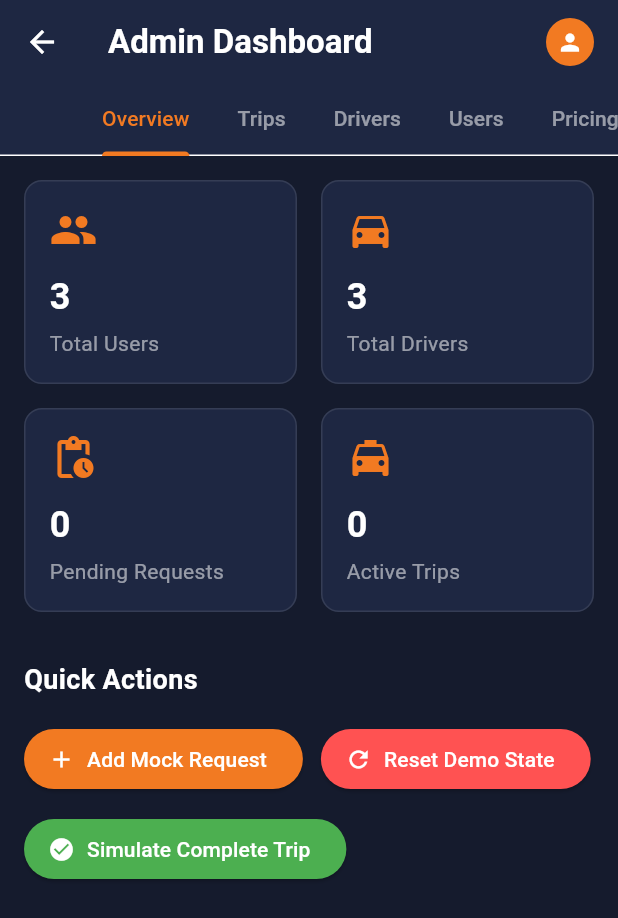
After one commit to ThaferAbo/RayRide, a Flutter app: the AdminDashboard screen opened directly, on a phone screen of 412 x 824 dp. The commit adds this screen. Shown: the top 918 px of the screen. Run offline on Flutter 3.47's test engine with Material 3 defaults, Android fonts, the phone set to English and light mode, and no system bars; our stand-ins replace flutter_map, flutter_secure_storage, latlong2, lottie, shared_preferences, shimmer; accounts and stored records are empty.

Commit message:
fix: admin panel integration bugs and live trip navigation
- Standardize currency to EUR across all screens
- Fix mock trip stuck ETA (pickup coords were identical to driver start)
- Connect admin pricing config to mock request creation
- Add snackbar feedback for Simulate Complete Trip
- Fix pricing tab TextField controllers persisting edits
- Auto-clear activeTrip 3s after completion for clean state
- Fix live trip back button white screen (use pushAndRemoveUntil)

```diff
--- /dev/null
+++ b/lib/models/admin_models.dart
@@ -0,0 +1,45 @@
+class AdminUser {
+  final String id;
+  final String name;
+  final String email;
+  final String role;
+  final int tripCount;
+  final bool isActive;
+
+  AdminUser({
+    required this.id,
+    required this.name,
+    required this.email,
+    required this.role,
+    this.tripCount = 0,
+    this.isActive = true,
+  });
+}
+
+class AdminDriver {
+  final String id;
+  final String name;
+  final String vehicle;
+  final String status; // "online", "offline", "busy"
+
+  AdminDriver({
+    required this.id,
+    required this.name,
+    required this.vehicle,
+    this.status = "offline",
+  });
+}
+
+class AdminPricingConfig {
+  double baseFare;
+  double serviceFeePercent;
+  double vipMultiplier;
+  double airportRoutePrice;
+
+  AdminPricingConfig({
+    this.baseFare = 10.0,
+    this.serviceFeePercent = 10.0,
+    this.vipMultiplier = 1.5,
+    this.airportRoutePrice = 35.0,
+  });
+}
--- /dev/null
+++ b/lib/models/app_role.dart
@@ -0,0 +1 @@
+enum AppRole { passenger, driver, admin }
--- /dev/null
+++ b/lib/screens/admin/admin_dashboard.dart
@@ -0,0 +1,401 @@
+import 'package:flutter/material.dart';
+import '../../main.dart';
+import '../../models/admin_models.dart';
+import '../../services/admin_service.dart';
+import '../../services/trip_service.dart';
+import '../../models/trip_models.dart';
+
+class AdminDashboard extends StatefulWidget {
+  const AdminDashboard({super.key});
+
+  @override
+  State<AdminDashboard> createState() => _AdminDashboardState();
+}
+
+class _AdminDashboardState extends State<AdminDashboard> with SingleTickerProviderStateMixin {
+  late TabController _tabController;
+  final AdminService _adminService = AdminService();
+
+  // Persistent pricing controllers -- initialized once from AdminService,
+  // written back on "Save Changes". This avoids the Flutter anti-pattern of
+  // creating TextEditingControllers inside a builder (which discards edits
+  // on every rebuild).
+  late final TextEditingController _baseFareCtrl;
+  late final TextEditingController _serviceFeeCtrl;
+  late final TextEditingController _vipMultiplierCtrl;
+  late final TextEditingController _airportPriceCtrl;
+
+  @override
+  void initState() {
+    super.initState();
+    _tabController = TabController(length: 5, vsync: this);
+
+    final p = _adminService.pricing.value;
+    _baseFareCtrl = TextEditingController(text: p.baseFare.toString());
+    _serviceFeeCtrl = TextEditingController(text: p.serviceFeePercent.toString());
+    _vipMultiplierCtrl = TextEditingController(text: p.vipMultiplier.toString());
+    _airportPriceCtrl = TextEditingController(text: p.airportRoutePrice.toString());
+  }
+
+  @override
+  void dispose() {
+    _tabController.dispose();
+    _baseFareCtrl.dispose();
+    _serviceFeeCtrl.dispose();
+    _vipMultiplierCtrl.dispose();
+    _airportPriceCtrl.dispose();
+    super.dispose();
+  }
+
+  @override
+  Widget build(BuildContext context) {
+    return Scaffold(
+      backgroundColor: const Color(0xFF151B2D),
+      appBar: AppBar(
+        backgroundColor: const Color(0xFF1E2742),
+        title: const Text('Admin Dashboard', style: TextStyle(color: Colors.white, fontWeight: FontWeight.bold)),
+        actions: [
+          GestureDetector(
+            onTap: () {
+              Navigator.push(context, MaterialPageRoute(builder: (context) => const ProfileScreen()));
+            },
+            child: const Padding(
+              padding: EdgeInsets.symmetric(horizontal: 16.0),
+              child: CircleAvatar(
+                radius: 16,
+                backgroundColor: Color(0xFFF27A22),
+                child: Icon(Icons.person, color: Colors.white, size: 18),
+              ),
+            ),
+          ),
+        ],
+        bottom: TabBar(
+          controller: _tabController,
+          isScrollable: true,
+          labelColor: const Color(0xFFF27A22),
+          unselectedLabelColor: Colors.white54,
+          indicatorColor: const Color(0xFFF27A22),
+          tabs: const [
+            Tab(text: 'Overview'),
+            Tab(text: 'Trips'),
+            Tab(text: 'Drivers'),
+            Tab(text: 'Users'),
+            Tab(text: 'Pricing'),
+          ],
+        ),
+      ),
+      body: TabBarView(
+        controller: _tabController,
+        children: [
+          _buildOverviewTab(),
+          _buildTripsTab(),
+          _buildDriversTab(),
+          _buildUsersTab(),
+          _buildPricingTab(),
+        ],
+      ),
+    );
+  }
+
+  // ---------------------------------------------------------------------------
+  // OVERVIEW TAB
+  // ---------------------------------------------------------------------------
+  Widget _buildOverviewTab() {
+    return ValueListenableBuilder(
+      valueListenable: _adminService.users,
+      builder: (context, users, _) {
+        return ValueListenableBuilder(
+          valueListenable: _adminService.drivers,
+          builder: (context, drivers, _) {
+            return ValueListenableBuilder(
+              valueListenable: TripService().pendingRequests,
+              builder: (context, pending, _) {
+                return ListView(
+                  padding: const EdgeInsets.all(16),
+                  children: [
+                    Row(
+                      children: [
+                        Expanded(child: _buildSummaryCard('Total Users', users.length.toString(), Icons.people)),
+                        const SizedBox(width: 16),
+                        Expanded(child: _buildSummaryCard('Total Drivers', drivers.length.toString(), Icons.directions_car)),
+                      ],
+                    ),
+                    const SizedBox(height: 16),
+                    Row(
+                      children: [
+                        Expanded(child: _buildSummaryCard('Pending Requests', pending.length.toString(), Icons.pending_actions)),
+                        const SizedBox(width: 16),
+                        Expanded(
+                          child: ValueListenableBuilder(
+                            valueListenable: TripService().activeTrip,
+                            builder: (context, activeTrip, _) {
+                              final isActive = activeTrip != null && activeTrip.status != TripStatus.completed;
+                              return _buildSummaryCard('Active Trips', isActive ? '1' : '0', Icons.local_taxi);
+                            },
+                          ),
+                        ),
+                      ],
+                    ),
+                    const SizedBox(height: 32),
+                    const Text('Quick Actions', style: TextStyle(color: Colors.white, fontSize: 18, fontWeight: FontWeight.bold)),
+                    const SizedBox(height: 16),
+                    Wrap(
+                      spacing: 12,
+                      runSpacing: 12,
+                      children: [
+                        ElevatedButton.icon(
+                          onPressed: _addMockRequest,
+                          icon: const Icon(Icons.add),
+                          label: const Text('Add Mock Request'),
+                          style: ElevatedButton.styleFrom(backgroundColor: const Color(0xFFF27A22), foregroundColor: Colors.white),
+                        ),
+                        ElevatedButton.icon(
+                          onPressed: () {
+                            TripService().resetService();
+                            _showSnackBar('Demo state has been reset.');
+                          },
+                          icon: const Icon(Icons.refresh),
+                          label: const Text('Reset Demo State'),
+                          style: ElevatedButton.styleFrom(backgroundColor: Colors.redAccent, foregroundColor: Colors.white),
+                        ),
+                        ElevatedButton.icon(
+                          onPressed: _simulateCompleteTrip,
+                          icon: const Icon(Icons.check_circle),
+                          label: const Text('Simulate Complete Trip'),
+                          style: ElevatedButton.styleFrom(backgroundColor: Colors.green, foregroundColor: Colors.white),
+                        ),
+                      ],
+                    )
+                  ],
+                );
+              },
+            );
+          },
+        );
+      },
+    );
+  }
+
+  /// Creates a mock ride request with real, separated Antalya coordinates
+  /// and a price computed from the current admin pricing configuration.
+  void _addMockRequest() {
+    final price = _adminService.computeMockPrice();
+    TripService().createRequest(RideRequest(
+      id: DateTime.now().millisecondsSinceEpoch.toString(),
+      passengerName: 'Demo Passenger',
+      pickupName: 'Antalya Airport (AYT)',
+      dropoffName: 'Belek Tourism District',
+      // Antalya Airport -- far enough from the driver start position
+      // (36.8840, 30.7050) to produce visible movement during simulation
+      pickupLat: 36.9005,
+      pickupLng: 30.7955,
+      // Belek area -- ~25 km east of the airport
+      destLat: 36.8550,
+      destLng: 31.0450,
+      price: price,
+    ));
+    _showSnackBar('Mock request added (${price.toStringAsFixed(2)} EUR).');
+  }
+
+  /// Attempts to complete the active trip and provides clear feedback.
+  void _simulateCompleteTrip() {
+    final completed = TripService().completeTrip();
+    if (completed) {
+      _showSnackBar('Trip has been marked as completed.');
+    } else {
+      _showSnackBar('No active trip to complete.');
+    }
+  }
+
+  void _showSnackBar(String message) {
+    if (!mounted) return;
+    ScaffoldMessenger.of(context).showSnackBar(
+      SnackBar(content: Text(message), behavior: SnackBarBehavior.floating),
+    );
+  }
+
+  Widget _buildSummaryCard(String title, String value, IconData icon) {
+    return Container(
+      padding: const EdgeInsets.all(16),
+      decoration: BoxDecoration(
+        color: const Color(0xFF1E2742),
+        borderRadius: BorderRadius.circular(12),
+        border: Border.all(color: Colors.white10),
+      ),
+      child: Column(
+        crossAxisAlignment: CrossAxisAlignment.start,
+        children: [
+          Icon(icon, color: const Color(0xFFF27A22), size: 32),
+          const SizedBox(height: 12),
+          Text(value, style: const TextStyle(color: Colors.white, fontSize: 24, fontWeight: FontWeight.bold)),
+          const SizedBox(height: 4),
+          Text(title, style: const TextStyle(color: Colors.white54, fontSize: 14)),
+        ],
+      ),
+    );
+  }
+
+  // ---------------------------------------------------------------------------
+  // TRIPS TAB
+  // ---------------------------------------------------------------------------
+  Widget _buildTripsTab() {
+    return ValueListenableBuilder<List<RideRequest>>(
+      valueListenable: TripService().pendingRequests,
+      builder: (context, pending, _) {
+        if (pending.isEmpty) {
+          return const Center(
+            child: Text('No pending requests.', style: TextStyle(color: Colors.white54)),
+          );
+        }
+        return ListView.builder(
+          padding: const EdgeInsets.all(16),
+          itemCount: pending.length,
+          itemBuilder: (context, index) {
+            final req = pending[index];
+            return Card(
+              color: const Color(0xFF1E2742),
+              child: ListTile(
+                title: Text('Trip ${req.id}', style: const TextStyle(color: Colors.white)),
+                subtitle: Text(
+                  '${req.pickupName} -> ${req.dropoffName}\nPrice: ${req.price.toStringAsFixed(2)} EUR',
+                  style: const TextStyle(color: Colors.white54),
+                ),
+                trailing: TextButton(
+                  onPressed: () => TripService().rejectRequest(req.id),
+                  child: const Text('Cancel', style: TextStyle(color: Colors.redAccent)),
+                ),
+              ),
+            );
+          },
+        );
+      },
+    );
+  }
+
+  // ---------------------------------------------------------------------------
+  // DRIVERS TAB
+  // ---------------------------------------------------------------------------
+  Widget _buildDriversTab() {
+    return ValueListenableBuilder(
+      valueListenable: _adminService.drivers,
+      builder: (context, drivers, _) {
+        return ListView.builder(
+          padding: const EdgeInsets.all(16),
+          itemCount: drivers.length,
+          itemBuilder: (context, index) {
+            final driver = drivers[index];
+            return Card(
+              color: const Color(0xFF1E2742),
+              child: ListTile(
+                leading: CircleAvatar(
+                  backgroundColor: driver.status == 'online' ? Colors.green : Colors.grey,
+                  child: const Icon(Icons.person, color: Colors.white),
+                ),
+                title: Text(driver.name, style: const TextStyle(color: Colors.white)),
+                subtitle: Text('Vehicle: ${driver.vehicle}\nStatus: ${driver.status}', style: const TextStyle(color: Colors.white54)),
+                trailing: driver.status == 'offline'
+                    ? TextButton(
+                        onPressed: () => _adminService.activateDriver(driver.id),
+                        child: const Text('Activate', style: TextStyle(color: Color(0xFFF27A22))),
+                      )
+                    : null,
+              ),
+            );
+          },
+        );
+      },
+    );
+  }
+
+  // ---------------------------------------------------------------------------
+  // USERS TAB
+  // ---------------------------------------------------------------------------
+  Widget _buildUsersTab() {
+    return ValueListenableBuilder(
+      valueListenable: _adminService.users,
+      builder: (context, users, _) {
+        return ListView.builder(
+          padding: const EdgeInsets.all(16),
+          itemCount: users.length,
+          itemBuilder: (context, index) {
+            final user = users[index];
+            return Card(
+              color: const Color(0xFF1E2742),
+              child: ListTile(
+                title: Text(user.name, style: const TextStyle(color: Colors.white)),
+                subtitle: Text('${user.email} - Role: ${user.role}\nTrips: ${user.tripCount}', style: const TextStyle(color: Colors.white54)),
+                trailing: const Icon(Icons.chevron_right, color: Colors.white54),
+              ),
+            );
+          },
+        );
+      },
+    );
+  }
+
+  // ---------------------------------------------------------------------------
+  // PRICING TAB
+  // ---------------------------------------------------------------------------
+  Widget _buildPricingTab() {
+    return ListView(
+      padding: const EdgeInsets.all(16),
+      children: [
+        _buildPricingField('Base Fare (EUR)', _baseFareCtrl),
+        const SizedBox(height: 16),
+        _buildPricingField('Service Fee (%)', _serviceFeeCtrl),
+        const SizedBox(height: 16),
+        _buildPricingField('VIP Multiplier', _vipMultiplierCtrl),
+        const SizedBox(height: 16),
+        _buildPricingField('Airport Route Price (EUR)', _airportPriceCtrl),
+        const SizedBox(height: 32),
+        ElevatedButton(
+          onPressed: _savePricing,
+          style: ElevatedButton.styleFrom(
+            backgroundColor: const Color(0xFFF27A22),
+            foregroundColor: Colors.white,
+            padding: const EdgeInsets.symmetric(vertical: 16),
+          ),
+          child: const Text('Save Changes', style: TextStyle(color: Colors.white, fontSize: 16)),
+        ),
+      ],
+    );
+  }
+
+  /// Reads the current text controller values, validates them, and writes
+  /// the updated config to AdminService so that future mock requests
+  /// use the new pricing.
+  void _savePricing() {
+    final baseFare = double.tryParse(_baseFareCtrl.text);
+    final serviceFee = double.tryParse(_serviceFeeCtrl.text);
+    final vipMultiplier = double.tryParse(_vipMultiplierCtrl.text);
+    final airportPrice = double.tryParse(_airportPriceCtrl.text);
+
+    if (baseFare == null || serviceFee == null || vipMultiplier == null || airportPrice == null) {
+      _showSnackBar('Invalid input. Please enter valid numbers.');
+      return;
+    }
+
+    _adminService.updatePricing(AdminPricingConfig(
+      baseFare: baseFare,
+      serviceFeePercent: serviceFee,
+      vipMultiplier: vipMultiplier,
+      airportRoutePrice: airportPrice,
+    ));
+    _showSnackBar('Pricing updated. New mock requests will use these values.');
+  }
+
+  Widget _buildPricingField(String label, TextEditingController controller) {
+    return TextField(
+      controller: controller,
+      style: const TextStyle(color: Colors.white),
+      keyboardType: const TextInputType.numberWithOptions(decimal: true),
+      decoration: InputDecoration(
+        labelText: label,
+        labelStyle: const TextStyle(color: Colors.white54),
+        filled: true,
+        fillColor: const Color(0xFF1E2742),
+        border: OutlineInputBorder(borderRadius: BorderRadius.circular(8), borderSide: BorderSide.none),
+      ),
+    );
+  }
+}
--- /dev/null
+++ b/lib/services/admin_service.dart
@@ -0,0 +1,52 @@
+import 'package:flutter/foundation.dart';
+import '../models/admin_models.dart';
+
+class AdminService {
+  static final AdminService _instance = AdminService._internal();
+  factory AdminService() => _instance;
+  AdminService._internal() {
+    _initDemoData();
+  }
+
+  final ValueNotifier<List<AdminUser>> users = ValueNotifier([]);
+  final ValueNotifier<List<AdminDriver>> drivers = ValueNotifier([]);
+  final ValueNotifier<AdminPricingConfig> pricing = ValueNotifier(AdminPricingConfig());
+
+  void _initDemoData() {
+    users.value = [
+      AdminUser(id: 'u1', name: 'Alice Smith', email: 'alice@demo.com', role: 'passenger', tripCount: 12),
+      AdminUser(id: 'u2', name: 'Bob Johnson', email: 'bob@demo.com', role: 'driver', tripCount: 8),
+      AdminUser(id: 'u3', name: 'Charlie Dave', email: 'charlie@demo.com', role: 'passenger', tripCount: 1),
+    ];
+
+    drivers.value = [
+      AdminDriver(id: 'd1', name: 'Ahmet Yilmaz', vehicle: 'Mercedes Vito', status: 'online'),
+      AdminDriver(id: 'd2', name: 'Mehmet Kaya', vehicle: 'VW Transporter', status: 'offline'),
+      AdminDriver(id: 'd3', name: 'Bob Johnson', vehicle: 'Renault Trafic', status: 'busy'),
+    ];
+  }
+
+  void activateDriver(String id) {
+    drivers.value = drivers.value.map((d) {
+      if (d.id == id) return AdminDriver(id: d.id, name: d.name, vehicle: d.vehicle, status: 'online');
+      return d;
+    }).toList();
+  }
+
+  void updatePricing(AdminPricingConfig newConfig) {
+    pricing.value = newConfig;
+  }
+
+  /// Computes a demo price based on the current pricing configuration.
+  /// Uses baseFare + airportRoutePrice as the transfer fare, then applies
+  /// the service fee percentage. For VIP requests, applies the VIP multiplier.
+  double computeMockPrice({bool isVip = false}) {
+    final config = pricing.value;
+    double fare = config.baseFare + config.airportRoutePrice;
+    if (isVip) {
+      fare *= config.vipMultiplier;
+    }
+    final serviceFee = fare * (config.serviceFeePercent / 100);
+    return double.parse((fare + serviceFee).toStringAsFixed(2));
+  }
+}
```
Also changed, not shown: lib/main.dart (+58 -38 lines), lib/screens/trip/live_trip_dashboard.dart (+14 -1 lines), lib/services/auth_service.dart (+5 -5 lines), lib/services/trip_service.dart (+24 -7 lines).
